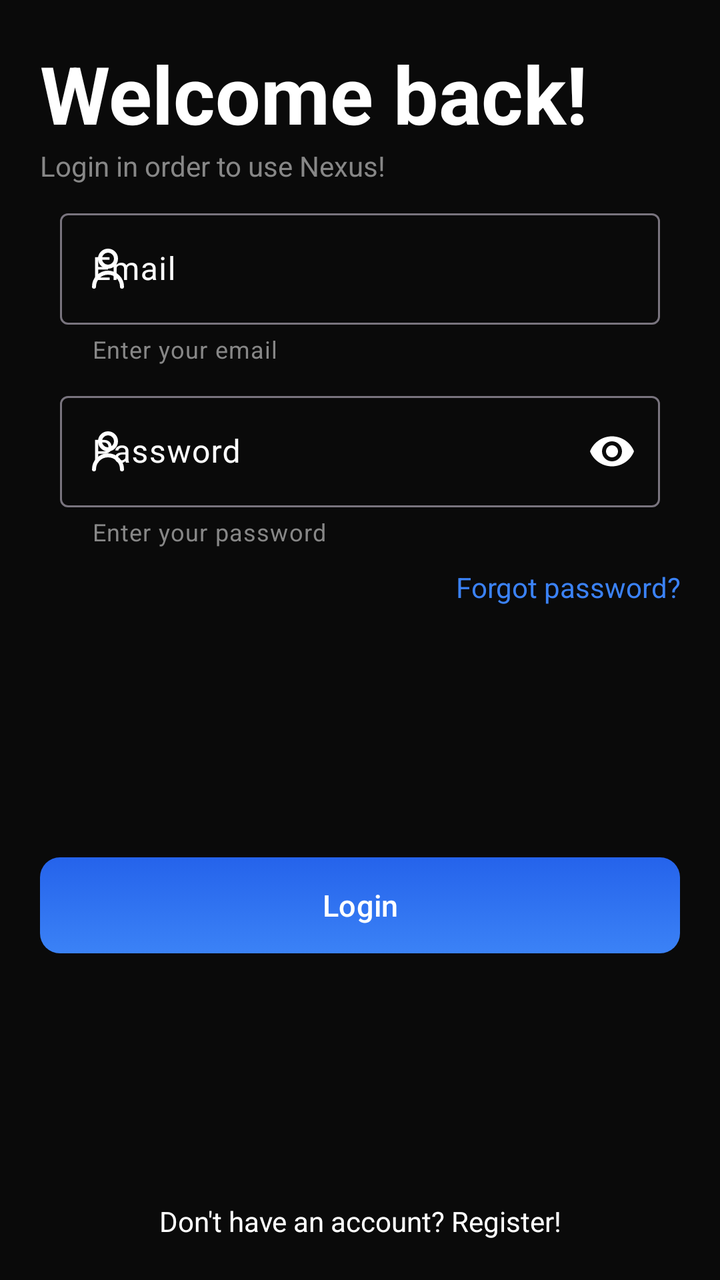
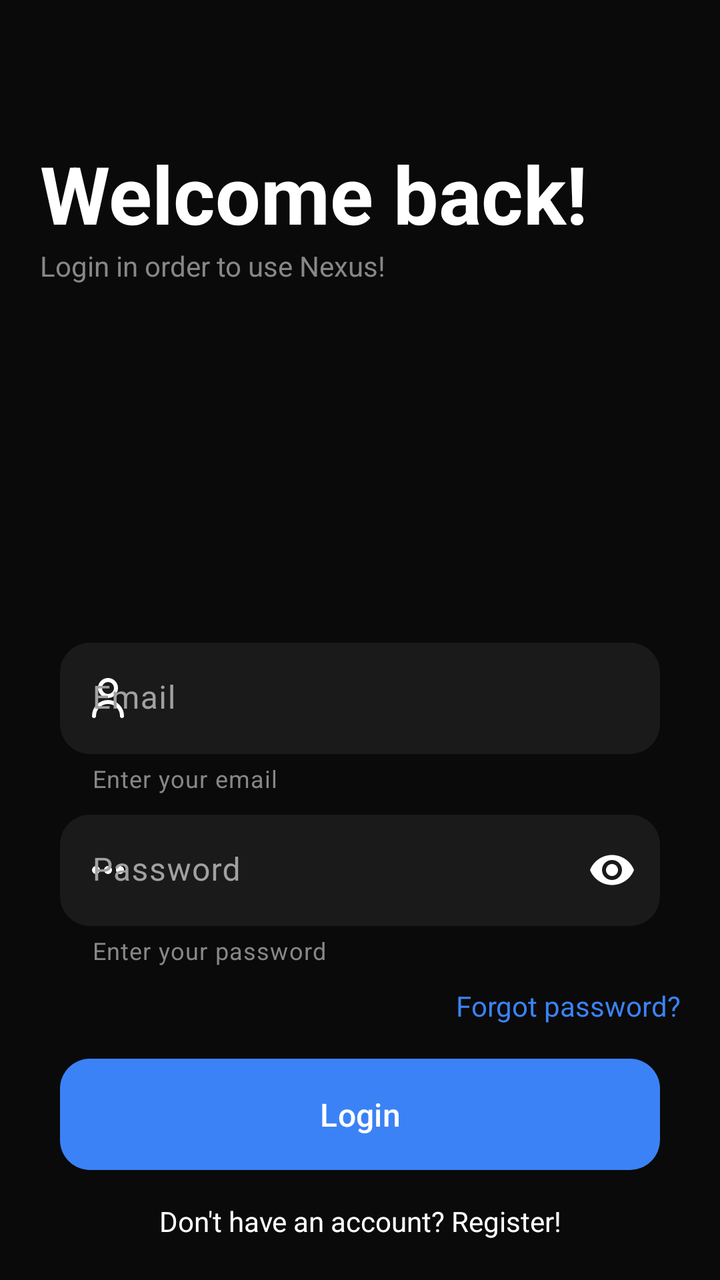

Screens rendered from an Android XML layout before and after an edit, with the pre-edit source and the edit as a unified diff.
<!-- AndroidManifest.xml: application theme Theme.Nexus -->
<!-- res/layout/activity_login.xml -->
<?xml version="1.0" encoding="utf-8"?>
<androidx.constraintlayout.widget.ConstraintLayout xmlns:android="http://schemas.android.com/apk/res/android"
    xmlns:app="http://schemas.android.com/apk/res-auto"
    xmlns:tools="http://schemas.android.com/tools"
    android:id="@+id/main"
    android:layout_width="match_parent"
    android:layout_height="match_parent"
    android:background="@color/background_default"
    android:padding="20dp"
    tools:context=".authentication.LoginActivity">

    <TextView
        android:id="@+id/textView"
        android:layout_width="match_parent"
        android:layout_height="wrap_content"
        android:text="Welcome back!"
        android:textColor="@color/white"
        android:textSize="40sp"
        android:textStyle="bold"
        app:layout_constraintBottom_toTopOf="@+id/linearLayout"
        app:layout_constraintEnd_toEndOf="parent"
        app:layout_constraintHorizontal_bias="0.0"
        app:layout_constraintStart_toStartOf="parent"
        app:layout_constraintTop_toTopOf="parent"
        app:layout_constraintVertical_bias="0.908" />

    <TextView
        android:id="@+id/textView4"
        android:layout_width="match_parent"
        android:layout_height="wrap_content"
        android:text="@string/login_in_order_to_use_nexus"
        android:textColor="@color/gray_400"
        android:textSize="14sp"
        app:layout_constraintBottom_toTopOf="@+id/linearLayout"
        app:layout_constraintEnd_toEndOf="parent"
        app:layout_constraintHorizontal_bias="0.5"
        app:layout_constraintStart_toStartOf="parent"
        app:layout_constraintTop_toBottomOf="@+id/textView"
        app:layout_constraintVertical_bias="0.0" />

    <LinearLayout
        android:id="@+id/linearLayout"
        android:layout_width="match_parent"
        android:layout_height="wrap_content"
        android:layout_marginTop="18dp"
        android:layout_marginBottom="20dp"
        android:orientation="vertical"
        android:padding="10dp"
        app:layout_constraintBottom_toTopOf="@+id/submitButton"
        app:layout_constraintEnd_toEndOf="parent"
        app:layout_constraintStart_toStartOf="parent"
        app:layout_constraintTop_toBottomOf="@+id/textView"
        tools:ignore="MissingConstraints">

        <com.google.android.material.textfield.TextInputLayout
            android:id="@+id/emailInput"
            android:layout_width="match_parent"
            android:layout_height="wrap_content"
            android:layout_marginBottom="10dp"
            android:hint="@string/email"
            android:textColorHint="@color/white"
            app:helperText="Enter your email"
            app:helperTextTextColor="@color/gray_400"
            app:startIconDrawable="@drawable/user"
            app:startIconTint="@color/white">

            <com.google.android.material.textfield.TextInputEditText
                android:layout_width="match_parent"
                android:layout_height="wrap_content"
                android:textColor="@color/white" />

        </com.google.android.material.textfield.TextInputLayout>

        <com.google.android.material.textfield.TextInputLayout
            android:id="@+id/passwordInput"
            android:layout_width="match_parent"
            android:layout_height="wrap_content"
            android:hint="@string/password"
            android:textColorHint="@color/white"
            app:endIconMode="password_toggle"
            app:endIconTint="@color/white"
            app:helperText="Enter your password"
            app:helperTextTextColor="@color/gray_400"
            app:startIconDrawable="@drawable/user"
            app:startIconTint="@color/white">

            <com.google.android.material.textfield.TextInputEditText
                android:layout_width="match_parent"
                android:layout_height="wrap_content"
                android:inputType="textPassword"
                android:textColor="@color/white" />

        </com.google.android.material.textfield.TextInputLayout>
    </LinearLayout>


    <TextView
        android:id="@+id/forgotPasswordButton"
        android:layout_width="match_parent"
        android:layout_height="wrap_content"
        android:layout_marginBottom="65dp"
        android:text="@string/forgot_password"
        android:textAlignment="textEnd"
        android:textColor="@color/blue_500"
        android:textSize="14sp"
        app:layout_constraintBottom_toTopOf="@+id/submitButton"
        app:layout_constraintEnd_toEndOf="parent"
        app:layout_constraintHorizontal_bias="0.0"
        app:layout_constraintStart_toStartOf="parent"
        app:layout_constraintTop_toBottomOf="@+id/linearLayout"
        app:layout_constraintVertical_bias="0.0" />

    <com.google.android.material.button.MaterialButton
        android:id="@+id/loginButton"
        android:layout_width="match_parent"
        android:layout_height="wrap_content"
        android:layout_marginTop="20dp"
        android:background="@drawable/gradient_button"
        android:text="@string/login"
        android:textSize="15dp"
        app:backgroundTint="@null"
        app:cornerRadius="0dp"
        app:layout_constraintBottom_toTopOf="@+id/registerButton"
        app:layout_constraintEnd_toEndOf="parent"
        app:layout_constraintHorizontal_bias="0.0"
        app:layout_constraintStart_toStartOf="parent"
        app:layout_constraintTop_toBottomOf="@+id/linearLayout" />

    <TextView
        android:id="@+id/registerButton"
        android:layout_width="match_parent"
        android:layout_height="wrap_content"
        android:text="@string/don_t_have_an_account_register"
        android:textAlignment="center"
        android:textColor="@color/white"
        android:textSize="14sp"
        app:layout_constraintBottom_toBottomOf="parent"
        app:layout_constraintEnd_toEndOf="parent"
        app:layout_constraintHorizontal_bias="0.0"
        app:layout_constraintStart_toStartOf="parent"
        app:layout_constraintTop_toBottomOf="@+id/submitButton"
        app:layout_constraintVertical_bias="0.843" />

    <ProgressBar
        android:id="@+id/progressBar"
        style="?android:attr/progressBarStyle"
        android:layout_width="wrap_content"
        android:layout_height="wrap_content"
        android:layout_marginTop="20dp"
        android:progressTint="@color/blue_500"
        android:indeterminateTint="@color/blue_500"
        android:layout_marginBottom="32dp"
        android:visibility="invisible"
        app:layout_constraintBottom_toTopOf="@+id/registerButton"
        app:layout_constraintEnd_toEndOf="parent"
        app:layout_constraintStart_toStartOf="parent"
        app:layout_constraintTop_toBottomOf="@+id/submitButton" />
</androidx.constraintlayout.widget.ConstraintLayout>
<!-- resources referenced by this layout -->
<resources>
  <color name="background_default">#0A0A0A</color>
  <color name="blue_500">#3b82f6</color>
  <color name="gray_400">#878787</color>
  <color name="white">#FFFFFFFF</color>
  <!-- drawable gradient_button (drawable) -->
  <?xml version="1.0" encoding="utf-8"?>
  <selector xmlns:android="http://schemas.android.com/apk/res/android">
      
      <item>
          <shape android:shape="rectangle">
              <gradient
                  android:angle="90"
                  android:startColor="@color/blue_500"
                  android:endColor="@color/blue_600"
                  android:type="linear" />
              <corners android:radius="10dp"/>
          </shape>
      </item>
  </selector>
  <!-- drawable user (drawable) -->
  <vector xmlns:android="http://schemas.android.com/apk/res/android"
      android:width="24dp"
      android:height="24dp"
      android:viewportWidth="24"
      android:viewportHeight="24">
    <path
        android:pathData="M19,21C19,17.134 15.866,14 12,14C8.134,14 5,17.134 5,21M12,11C9.791,11 8,9.209 8,7C8,4.791 9.791,3 12,3C14.209,3 16,4.791 16,7C16,9.209 14.209,11 12,11Z"
        android:strokeLineJoin="round"
        android:strokeWidth="2"
        android:fillColor="#00000000"
        android:strokeColor="#ffffff"
        android:strokeLineCap="round"/>
  </vector>
  <string name="don_t_have_an_account_register">Don\'t have an account? Register!</string>
  <string name="email">Email</string>
  <string name="forgot_password">Forgot password?</string>
  <string name="login">Login</string>
  <string name="login_in_order_to_use_nexus">Login in order to use Nexus!</string>
  <string name="password">Password</string>
  <style name="Theme.Nexus" parent="Base.Theme.Nexus" />
  <color name="blue_600">#2563eb</color>
  <style name="Base.Theme.Nexus" parent="Theme.Material3.DayNight.NoActionBar">
          <item name="colorPrimary">@color/blue_500</item>
          <item name="colorOnPrimaryContainer">@color/white</item>
          <item name="colorOnSecondaryContainer">@color/blue_500</item>
          <item name="colorSecondaryContainer">@color/blue_500</item>
      </style>
</resources>

<!-- the commit's change to res/layout/activity_login.xml (unified diff, before → after) -->
@@ -13,13 +13,14 @@
         android:id="@+id/textView"
         android:layout_width="match_parent"
         android:layout_height="wrap_content"
+        android:layout_marginTop="50dp"
         android:text="Welcome back!"
         android:textColor="@color/white"
         android:textSize="40sp"
         android:textStyle="bold"
         app:layout_constraintBottom_toTopOf="@+id/linearLayout"
         app:layout_constraintEnd_toEndOf="parent"
-        app:layout_constraintHorizontal_bias="0.0"
+        app:layout_constraintHorizontal_bias="1.0"
         app:layout_constraintStart_toStartOf="parent"
         app:layout_constraintTop_toTopOf="parent"
         app:layout_constraintVertical_bias="0.908" />
@@ -38,16 +39,18 @@
         app:layout_constraintTop_toBottomOf="@+id/textView"
         app:layout_constraintVertical_bias="0.0" />
 
+
     <LinearLayout
         android:id="@+id/linearLayout"
         android:layout_width="match_parent"
         android:layout_height="wrap_content"
-        android:layout_marginTop="18dp"
+        android:layout_marginTop="188dp"
         android:layout_marginBottom="20dp"
         android:orientation="vertical"
         android:padding="10dp"
         app:layout_constraintBottom_toTopOf="@+id/submitButton"
         app:layout_constraintEnd_toEndOf="parent"
+        app:layout_constraintHorizontal_bias="1.0"
         app:layout_constraintStart_toStartOf="parent"
         app:layout_constraintTop_toBottomOf="@+id/textView"
         tools:ignore="MissingConstraints">
@@ -58,31 +61,49 @@
             android:layout_height="wrap_content"
             android:layout_marginBottom="10dp"
             android:hint="@string/email"
-            android:textColorHint="@color/white"
+            android:textColorHint="@color/gray_100"
             app:helperText="Enter your email"
             app:helperTextTextColor="@color/gray_400"
             app:startIconDrawable="@drawable/user"
-            app:startIconTint="@color/white">
+            app:startIconTint="@color/white"
+            style="@style/Widget.Material3.TextInputLayout.FilledBox"
+            app:boxBackgroundColor="#1A1A1A"
+            app:boxStrokeWidth="0dp"
+            app:boxCornerRadiusTopStart="15dp"
+            app:boxCornerRadiusTopEnd="15dp"
+            app:boxCornerRadiusBottomStart="15dp"
+            app:boxCornerRadiusBottomEnd="15dp">
 
             <com.google.android.material.textfield.TextInputEditText
                 android:layout_width="match_parent"
                 android:layout_height="wrap_content"
-                android:textColor="@color/white" />
+                android:background="@null"
+                android:textColor="@color/white"
+                android:textColorHint="@color/white"
+                android:inputType="textEmailAddress" />
+        </com.google.android.material.textfield.TextInputLayout>
 
-        </com.google.android.material.textfield.TextInputLayout>
 
         <com.google.android.material.textfield.TextInputLayout
             android:id="@+id/passwordInput"
             android:layout_width="match_parent"
             android:layout_height="wrap_content"
             android:hint="@string/password"
-            android:textColorHint="@color/white"
+            android:textColorHint="@color/gray_100"
             app:endIconMode="password_toggle"
             app:endIconTint="@color/white"
             app:helperText="Enter your password"
             app:helperTextTextColor="@color/gray_400"
-            app:startIconDrawable="@drawable/user"
-            app:startIconTint="@color/white">
+            app:startIconDrawable="@drawable/password"
+            app:startIconTint="@color/white"
+            style="@style/Widget.Material3.TextInputLayout.FilledBox"
+            app:boxBackgroundColor="#1A1A1A"
+            app:boxStrokeWidth="0dp"
+            app:boxCornerRadiusTopStart="15dp"
+            app:boxCornerRadiusTopEnd="15dp"
+            app:boxCornerRadiusBottomStart="15dp"
+            app:boxCornerRadiusBottomEnd="15dp"
+            >
 
             <com.google.android.material.textfield.TextInputEditText
                 android:layout_width="match_parent"
@@ -92,7 +113,6 @@
 
         </com.google.android.material.textfield.TextInputLayout>
     </LinearLayout>
-
 
     <TextView
         android:id="@+id/forgotPasswordButton"
@@ -115,9 +135,11 @@
         android:layout_width="match_parent"
         android:layout_height="wrap_content"
         android:layout_marginTop="20dp"
+        android:paddingVertical="13dp"
+        android:layout_marginHorizontal="10dp"
         android:background="@drawable/gradient_button"
         android:text="@string/login"
-        android:textSize="15dp"
+        android:textSize="16sp"
         app:backgroundTint="@null"
         app:cornerRadius="0dp"
         app:layout_constraintBottom_toTopOf="@+id/registerButton"
<!-- resource entries referenced after the edit -->
@@ -2,6 +2,7 @@
 <resources>
   <color name="background_default">#0A0A0A</color>
   <color name="blue_500">#3b82f6</color>
+  <color name="gray_100">#A1A1A1</color>
   <color name="gray_400">#878787</color>
   <color name="white">#FFFFFFFF</color>
   <!-- drawable gradient_button (drawable) -->
@@ -13,12 +14,40 @@
               <gradient
                   android:angle="90"
                   android:startColor="@color/blue_500"
-                  android:endColor="@color/blue_600"
+                  android:endColor="@color/blue_500"
                   android:type="linear" />
-              <corners android:radius="10dp"/>
+              <corners android:radius="15dp"/>
           </shape>
       </item>
   </selector>
+  <!-- drawable password (drawable) -->
+  <vector xmlns:android="http://schemas.android.com/apk/res/android"
+      android:width="24dp"
+      android:height="24dp"
+      android:viewportWidth="24"
+      android:viewportHeight="24">
+    <path
+        android:pathData="M17,12C17,12.552 17.448,13 18,13C18.552,13 19,12.552 19,12C19,11.448 18.552,11 18,11C17.448,11 17,11.448 17,12Z"
+        android:strokeLineJoin="round"
+        android:strokeWidth="2"
+        android:fillColor="#00000000"
+        android:strokeColor="#ffffff"
+        android:strokeLineCap="round"/>
+    <path
+        android:pathData="M11,12C11,12.552 11.448,13 12,13C12.552,13 13,12.552 13,12C13,11.448 12.552,11 12,11C11.448,11 11,11.448 11,12Z"
+        android:strokeLineJoin="round"
+        android:strokeWidth="2"
+        android:fillColor="#00000000"
+        android:strokeColor="#ffffff"
+        android:strokeLineCap="round"/>
+    <path
+        android:pathData="M5,12C5,12.552 5.448,13 6,13C6.552,13 7,12.552 7,12C7,11.448 6.552,11 6,11C5.448,11 5,11.448 5,12Z"
+        android:strokeLineJoin="round"
+        android:strokeWidth="2"
+        android:fillColor="#00000000"
+        android:strokeColor="#ffffff"
+        android:strokeLineCap="round"/>
+  </vector>
   <!-- drawable user (drawable) -->
   <vector xmlns:android="http://schemas.android.com/apk/res/android"
       android:width="24dp"
@@ -40,7 +69,6 @@
   <string name="login_in_order_to_use_nexus">Login in order to use Nexus!</string>
   <string name="password">Password</string>
   <style name="Theme.Nexus" parent="Base.Theme.Nexus" />
-  <color name="blue_600">#2563eb</color>
   <style name="Base.Theme.Nexus" parent="Theme.Material3.DayNight.NoActionBar">
           <item name="colorPrimary">@color/blue_500</item>
           <item name="colorOnPrimaryContainer">@color/white</item>
